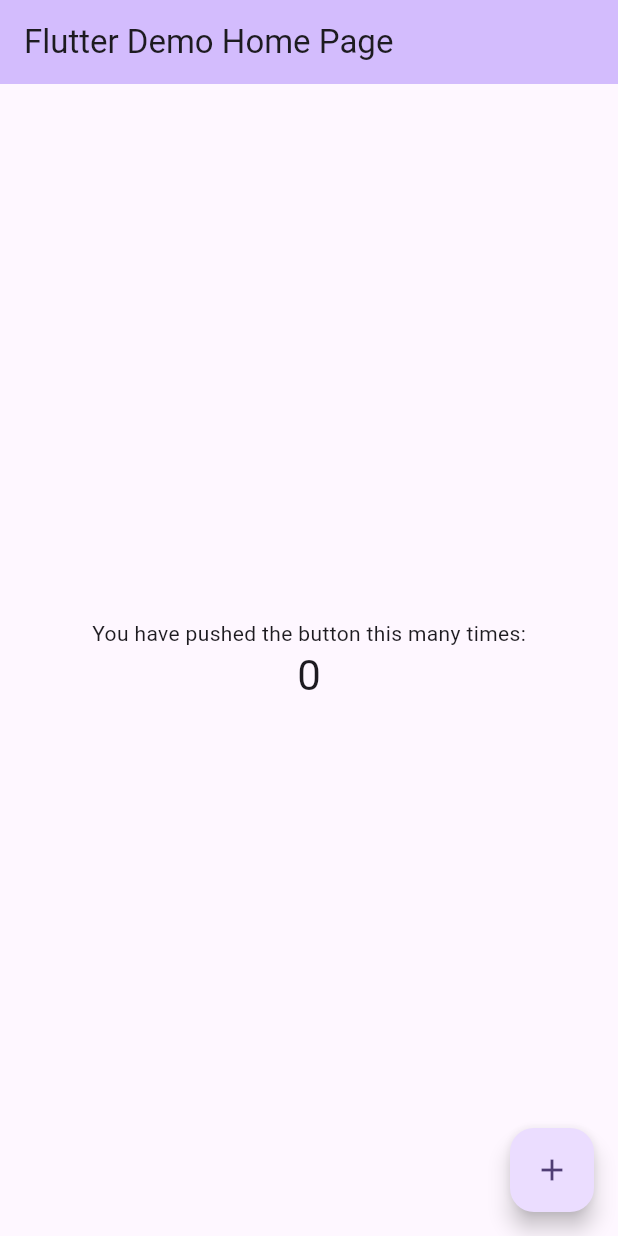
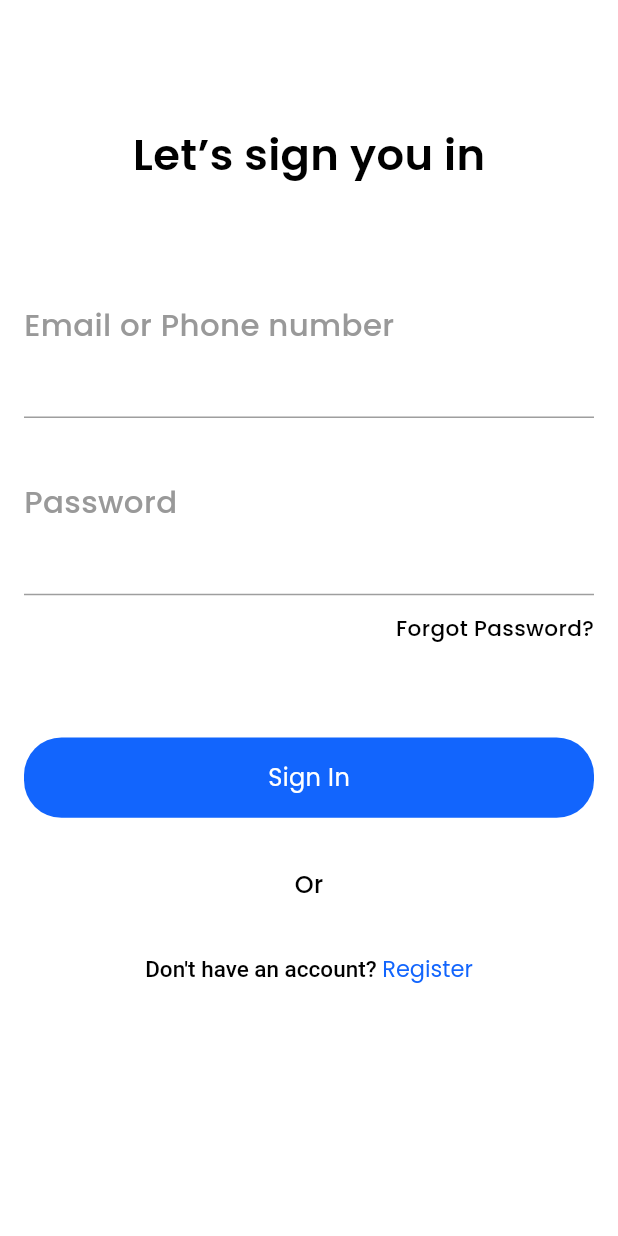
Before and after one commit to Musafar-Ahmd/profile, a Flutter app: the screen it shows after launch, on a phone screen of 412 x 824 dp. Run offline on Flutter 3.47's test engine with Material 3 defaults, Android fonts, the phone set to English and light mode, and no system bars; our stand-ins replace animate_do, google_fonts, hive_flutter; accounts and stored records are empty.

Commit message:
login chenges added

```diff
--- /dev/null
+++ b/lib/common/app_colors.dart
@@ -0,0 +1,20 @@
+import 'package:flutter/material.dart';
+
+class AppColors {
+  static const Color greenBlue = Color.fromRGBO(167, 219, 216, 1);
+  static const Color orange = Color.fromRGBO(243, 134, 48, 1);
+  static const Color whiteColor = Colors.white;
+  static const Color black = Color.fromRGBO(0, 0, 0, 1);
+  static const Color lightGrey = Color.fromARGB(255, 200, 200, 200);
+  static const Color lightblue = Color.fromRGBO(237, 247, 252, 1);
+  static const Gradient profilegradient = LinearGradient(colors: [
+    Color.fromRGBO(73, 161, 247, 0.2),
+    Color.fromRGBO(255, 255, 255, 1),
+  ], begin: Alignment.topCenter, end: Alignment.bottomCenter);
+  static const Color appBlue = Color.fromRGBO(0, 168, 255, 1);
+  static const Color borderColor = Color.fromRGBO(157, 157, 157, 1);
+  static const Color thickBlue = Color.fromRGBO(18, 101, 253, 1);
+  static const Color textGrey = Color.fromRGBO(153, 153, 153, 1);
+  static const Color divider = Color.fromRGBO(212, 212, 212, 1);
+
+}
--- /dev/null
+++ b/lib/common/app_errors.dart
@@ -0,0 +1 @@
+class AppErrors {}
--- /dev/null
+++ b/lib/common/app_font.dart
@@ -0,0 +1,6 @@
+import 'package:flutter/material.dart';
+import 'package:google_fonts/google_fonts.dart';
+
+TextStyle normalFont(double fontsize, fontweight,Color color){
+  return GoogleFonts.poppins(fontSize:fontsize ,fontWeight: fontweight,color: color);
+}
--- /dev/null
+++ b/lib/common/app_keys.dart
@@ -0,0 +1,6 @@
+class AppKeys {
+  static const String box = "syopi";
+  static const String token = "token";
+  static const String userId = "userId";
+  static const String referral = "referral";
+}
--- /dev/null
+++ b/lib/common/custom_buttom.dart
@@ -0,0 +1,56 @@
+import 'package:flutter/material.dart';
+import 'app_colors.dart';
+import 'app_font.dart';
+
+class CustomButton extends StatelessWidget {
+  final String text;
+  final double height;
+  final double width;
+  final VoidCallback onTap;
+  final Color backgroundColor;
+  final Color textColor;
+  final double fontSize;
+  final double borderRadius;
+  final FontWeight fontWeight;
+  final Color borderColor;
+
+  const CustomButton(
+      {Key? key,
+        required this.text,
+        required this.onTap,
+        this.height = 45,
+        this.width = double.infinity,
+        this.backgroundColor = AppColors.appBlue,
+        this.textColor = AppColors.whiteColor,
+        this.fontSize = 16,
+        this.borderRadius = 14,
+        this.borderColor = Colors.transparent,
+        this.fontWeight = FontWeight.w400})
+      : super(key: key);
+
+  @override
+  Widget build(BuildContext context) {
+    return GestureDetector(
+      onTap: onTap,
+      child: Container(
+        height: height,
+        width: width,
+        decoration: BoxDecoration(
+          border: Border.all(color: borderColor),
+          borderRadius: BorderRadius.circular(borderRadius),
+          color: backgroundColor,
+        ),
+        child: Center(
+          child: Text(
+            text,
+            style: normalFont(
+              fontSize,
+              fontWeight,
+              textColor,
+            ),
+          ),
+        ),
+      ),
+    );
+  }
+}
--- /dev/null
+++ b/lib/common/custom_decoration.dart
@@ -0,0 +1,37 @@
+import 'package:flutter/material.dart';
+import 'app_colors.dart';
+
+InputDecoration customInputNoBorder(
+    {Icon? suffixIcon,
+      Icon? prefixIcon,
+      bool isDense = false,
+      required Color color,
+      String? hintText,
+      double? fontSize,
+      double? borderRadius}) {
+  return InputDecoration(
+      hintStyle: TextStyle(color: AppColors.black, fontSize: fontSize),
+      hintText: hintText,
+      border: UnderlineInputBorder(
+        borderSide: BorderSide(color: color, width: 1.0),
+      ),
+      enabledBorder: UnderlineInputBorder(
+        borderSide: BorderSide(color: color, width: 1.0),
+      ),
+      focusedBorder: UnderlineInputBorder(
+        borderSide: BorderSide(color: color, width: 1.0),
+      ),
+      errorBorder: UnderlineInputBorder(
+        borderRadius: BorderRadius.circular(borderRadius ?? 0),
+      ),
+      focusedErrorBorder: UnderlineInputBorder(
+        borderRadius: BorderRadius.circular(borderRadius ?? 0),
+      ),
+      disabledBorder: UnderlineInputBorder(
+        borderSide: BorderSide(color: color, width: 1.0),
+      ),
+      suffixIcon: suffixIcon,
+      prefixIcon: prefixIcon,
+      isDense: isDense,
+      counterText: "");
+}
--- /dev/null
+++ b/lib/common/extension.dart
@@ -0,0 +1,3 @@
+extension StringExtention on String {
+  String get imagePath => 'assets/images/$this';
+}
--- /dev/null
+++ b/lib/features/auth/view/login.dart
@@ -0,0 +1,159 @@
+import 'package:flutter/gestures.dart';
+import 'package:flutter/material.dart';
+import 'package:profile/features/auth/view/register.dart';
+
+import '../../../common/app_colors.dart';
+import '../../../common/app_font.dart';
+import '../../../common/custom_buttom.dart';
+import '../../../common/custom_decoration.dart';
+import '../../../common/navigation.dart';
+
+class SignInScreen extends StatefulWidget {
+  const SignInScreen({super.key});
+
+  @override
+  State<SignInScreen> createState() => _SignInScreenState();
+}
+
+class _SignInScreenState extends State<SignInScreen> {
+  TextEditingController _emailOrPhone = TextEditingController();
+  TextEditingController _password = TextEditingController();
+  final GlobalKey<FormState> _formKey = GlobalKey<FormState>();
+
+  @override
+  Widget build(BuildContext context) {
+    var size = MediaQuery.of(context).size.width;
+    return Scaffold(
+      backgroundColor: AppColors.whiteColor,
+      body: Padding(
+        padding: EdgeInsets.only(left: 16, right: 16, top: size * 0.2),
+        child: SingleChildScrollView(
+          physics: const NeverScrollableScrollPhysics(),
+          child: Form(
+            key: _formKey,
+            child: Column(
+              crossAxisAlignment: CrossAxisAlignment.start,
+              children: [
+                Center(
+                  child: Text(
+                    "Let’s sign you in",
+                    style: normalFont(
+                        size * 0.07, FontWeight.w600, AppColors.black),
+                  ),
+                ),
+                SizedBox(
+                  height: size * 0.19,
+                ),
+                Text(
+                  "Email or Phone number",
+                  style: normalFont(
+                      size * 0.05, FontWeight.w500, AppColors.textGrey),
+                ),
+                TextFormField(
+                  controller: _emailOrPhone,
+                  validator: (v) {
+                    if (v!.isEmpty) {
+                      return "Email or Phone Can't be Empty";
+                    }
+                  },
+                  decoration: customInputNoBorder(
+                    color: Colors.grey,
+                  ),
+                ),
+                SizedBox(
+                  height: size * 0.1,
+                ),
+                Text(
+                  "Password",
+                  style: normalFont(
+                      size * 0.05, FontWeight.w500, AppColors.textGrey),
+                ),
+                TextFormField(
+                  validator: (v) {
+                    if (v!.isEmpty) {
+                      return "Password Can't be Empty";
+                    }
+                  },
+                  controller: _password,
+                  decoration: customInputNoBorder(color: Colors.grey),
+                ),
+                const SizedBox(
+                  height: 12,
+                ),
+                Row(
+                  mainAxisAlignment: MainAxisAlignment.end,
+                  children: [
+                    GestureDetector(
+                      onTap: () {},
+                      child: Text(
+                        "Forgot Password?",
+                        style: normalFont(
+                            size * 0.035, FontWeight.w500, AppColors.black),
+                      ),
+                    ),
+                  ],
+                ),
+                SizedBox(
+                  height: size * 0.15,
+                ),
+                CustomButton(
+                  text: "Sign In",
+                  onTap: () {
+                    if (_formKey.currentState!.validate()) {
+
+                    }
+                  },
+                  height: size * 0.13,
+                  backgroundColor: AppColors.thickBlue,
+                  borderRadius: 25,
+                ),
+                SizedBox(
+                  height: size * 0.08,
+                ),
+                Center(
+                  child: Text(
+                    "Or",
+                    style: normalFont(16, FontWeight.w500, AppColors.black),
+                  ),
+                ),
+                SizedBox(
+                  height: size * 0.08,
+                ),
+                Center(
+                  child: RichText(
+                    text: TextSpan(
+                      children: [
+                        const TextSpan(
+                          text: "Don't have an account? ",
+                          style: TextStyle(
+                            fontSize: 15,
+                            fontWeight: FontWeight.w500,
+                            color: AppColors.black,
+                          ),
+                        ),
+                        TextSpan(
+                          text: "Register",
+                          style: normalFont(
+                            15,
+                            FontWeight.w400,
+                            AppColors.thickBlue,
+                          ),
+                          recognizer: TapGestureRecognizer()
+                            ..onTap = () {
+                              navigate(
+                                  context: context,
+                                  screen: const SignUpScreen());
+                            },
+                        ),
+                      ],
+                    ),
+                  ),
+                ),
+              ],
+            ),
+          ),
+        ),
+      ),
+    );
+  }
+}
--- a/lib/main.dart
+++ b/lib/main.dart
@@ -1,4 +1,5 @@
 import 'package:flutter/material.dart';
+import 'package:profile/features/onboarding/splash.dart';
 
 void main() {
   runApp(const MyApp());
@@ -7,119 +8,10 @@ void main() {
 class MyApp extends StatelessWidget {
   const MyApp({super.key});
 
-  // This widget is the root of your application.
   @override
   Widget build(BuildContext context) {
     return MaterialApp(
-      title: 'Flutter Demo',
-      theme: ThemeData(
-        // This is the theme of your application.
-        //
-        // TRY THIS: Try running your application with "flutter run". You'll see
-        // the application has a purple toolbar. Then, without quitting the app,
-        // try changing the seedColor in the colorScheme below to Colors.green
-        // and then invoke "hot reload" (save your changes or press the "hot
-        // reload" button in a Flutter-supported IDE, or press "r" if you used
-        // the command line to start the app).
-        //
-        // Notice that the counter didn't reset back to zero; the application
-        // state is not lost during the reload. To reset the state, use hot
-        // restart instead.
-        //
-        // This works for code too, not just values: Most code changes can be
-        // tested with just a hot reload.
-        colorScheme: ColorScheme.fromSeed(seedColor: Colors.deepPurple),
-        useMaterial3: true,
-      ),
-      home: const MyHomePage(title: 'Flutter Demo Home Page'),
+      home: const SplashScreen(),
     );
   }
 }
-
-class MyHomePage extends StatefulWidget {
-  const MyHomePage({super.key, required this.title});
-
-  // This widget is the home page of your application. It is stateful, meaning
-  // that it has a State object (defined below) that contains fields that affect
-  // how it looks.
-
-  // This class is the configuration for the state. It holds the values (in this
-  // case the title) provided by the parent (in this case the App widget) and
-  // used by the build method of the State. Fields in a Widget subclass are
-  // always marked "final".
-
-  final String title;
-
-  @override
-  State<MyHomePage> createState() => _MyHomePageState();
-}
-
-class _MyHomePageState extends State<MyHomePage> {
-  int _counter = 0;
-
-  void _incrementCounter() {
-    setState(() {
-      // This call to setState tells the Flutter framework that something has
-      // changed in this State, which causes it to rerun the build method below
-      // so that the display can reflect the updated values. If we changed
-      // _counter without calling setState(), then the build method would not be
-      // called again, and so nothing would appear to happen.
-      _counter++;
-    });
-  }
-
-  @override
-  Widget build(BuildContext context) {
-    // This method is rerun every time setState is called, for instance as done
-    // by the _incrementCounter method above.
-    //
-    // The Flutter framework has been optimized to make rerunning build methods
-    // fast, so that you can just rebuild anything that needs updating rather
-    // than having to individually change instances of widgets.
-    return Scaffold(
-      appBar: AppBar(
-        // TRY THIS: Try changing the color here to a specific color (to
-        // Colors.amber, perhaps?) and trigger a hot reload to see the AppBar
-        // change color while the other colors stay the same.
-        backgroundColor: Theme.of(context).colorScheme.inversePrimary,
-        // Here we take the value from the MyHomePage object that was created by
-        // the App.build method, and use it to set our appbar title.
-        title: Text(widget.title),
-      ),
-      body: Center(
-        // Center is a layout widget. It takes a single child and positions it
-        // in the middle of the parent.
-        child: Column(
-          // Column is also a layout widget. It takes a list of children and
-          // arranges them vertically. By default, it sizes itself to fit its
-          // children horizontally, and tries to be as tall as its parent.
-          //
-          // Column has various properties to control how it sizes itself and
-          // how it positions its children. Here we use mainAxisAlignment to
-          // center the children vertically; the main axis here is the vertical
-          // axis because Columns are vertical (the cross axis would be
-          // horizontal).
-          //
-          // TRY THIS: Invoke "debug painting" (choose the "Toggle Debug Paint"
-          // action in the IDE, or press "p" in the console), to see the
-          // wireframe for each widget.
-          mainAxisAlignment: MainAxisAlignment.center,
-          children: <Widget>[
-            const Text(
-              'You have pushed the button this many times:',
-            ),
-            Text(
-              '$_counter',
-              style: Theme.of(context).textTheme.headlineMedium,
-            ),
-          ],
-        ),
-      ),
-      floatingActionButton: FloatingActionButton(
-        onPressed: _incrementCounter,
-        tooltip: 'Increment',
-        child: const Icon(Icons.add),
-      ), // This trailing comma makes auto-formatting nicer for build methods.
-    );
-  }
-}
--- a/pubspec.yaml
+++ b/pubspec.yaml
@@ -46,6 +46,10 @@ dev_dependencies:
   # package. See that file for information about deactivating specific lint
   # rules and activating additional ones.
   flutter_lints: ^4.0.0
+  hive_flutter: ^1.1.0
+  flutter_easyloading: ^3.0.5
+  google_fonts: ^6.2.1
+  animate_do: ^3.3.4
 
 # For information on the generic Dart part of this file, see the
 # following page: https://dart.dev/tools/pub/pubspec
```
Also changed, not shown: lib/common/navigation.dart (added, +31 -0 lines), lib/common/storage_manager.dart (added, +34 -0 lines), lib/features/auth/view/register.dart (added, +162 -0 lines), lib/features/onboarding/splash.dart (added, +71 -0 lines), lib/features/profile/view/profile_screen.dart (added, +15 -0 lines), pubspec.lock, 3 other files.
